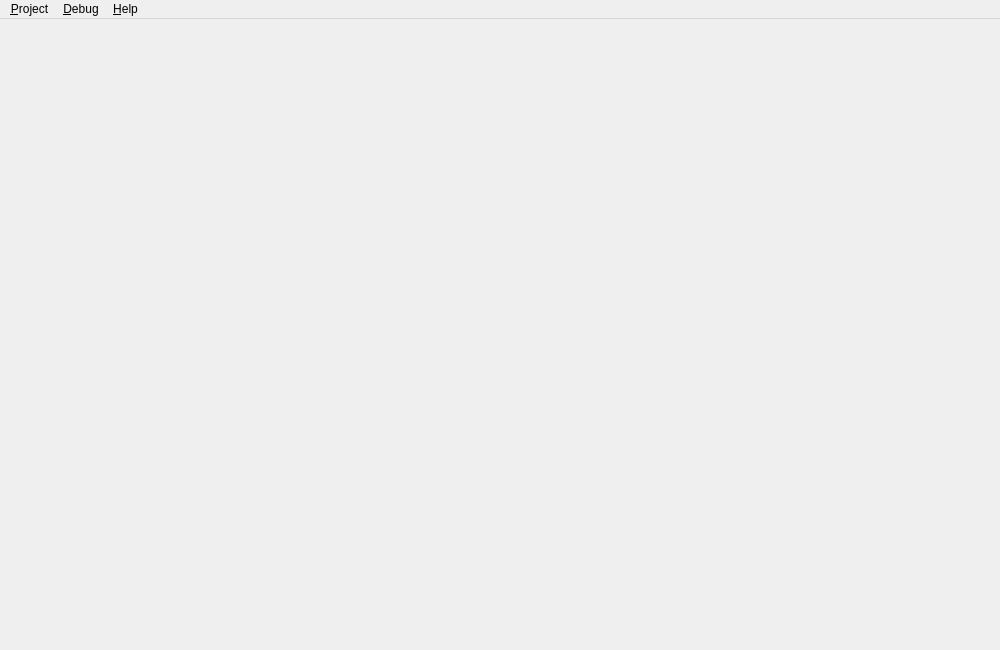
Before: the Qt Designer form Sources/GUI/MainWindow.ui in drunkfly/retrotoolkit, drawn with Qt 5.
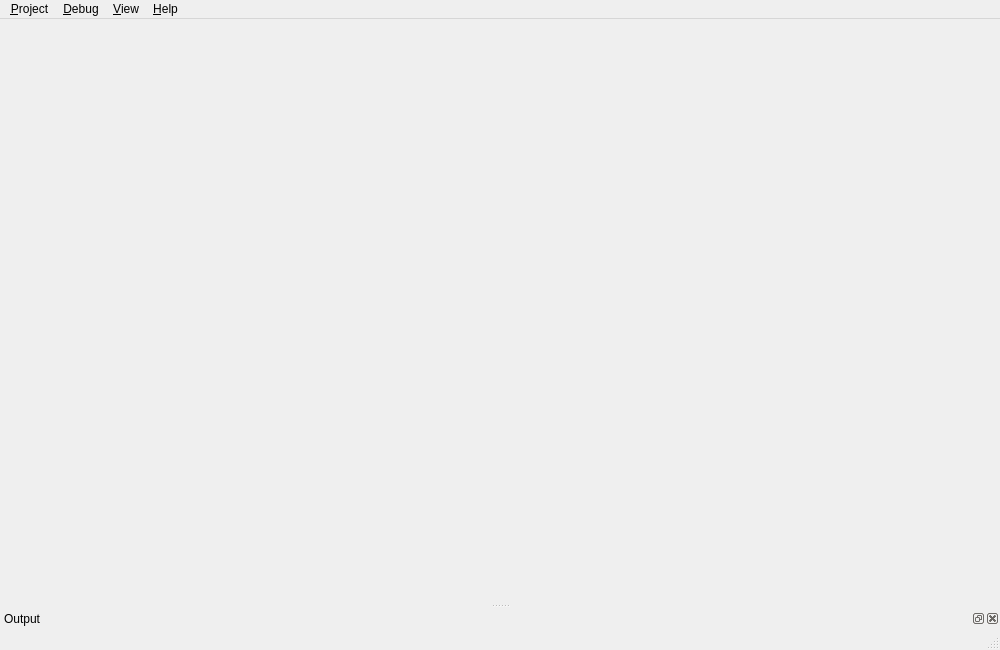
After: the same form once the commit is applied. Custom widgets are drawn as their Qt base class.

Diff of the .ui file:
```diff
--- a/Sources/GUI/MainWindow.ui
+++ b/Sources/GUI/MainWindow.ui
@@ -45,10 +45,26 @@
     <addaction name="separator"/>
     <addaction name="actionExit"/>
    </widget>
+   <widget class="QMenu" name="menuView">
+    <property name="title">
+     <string>&amp;View</string>
+    </property>
+   </widget>
    <addaction name="menuProject"/>
    <addaction name="menuDebug"/>
+   <addaction name="menuView"/>
    <addaction name="menuHelp"/>
   </widget>
+  <widget class="QDockWidget" name="outputDockWidget">
+   <property name="windowTitle">
+    <string>Output</string>
+   </property>
+   <attribute name="dockWidgetArea">
+    <number>8</number>
+   </attribute>
+   <widget class="LogWidget" name="outputWidget"/>
+  </widget>
+  <widget class="QStatusBar" name="statusBar"/>
   <action name="actionBuild">
    <property name="text">
     <string>&amp;Build</string>
@@ -75,9 +91,15 @@
    </property>
   </action>
  </widget>
- <resources>
-  <include location="resources/resources.qrc"/>
- </resources>
+ <customwidgets>
+  <customwidget>
+   <class>LogWidget</class>
+   <extends>QWidget</extends>
+   <header>GUI/Widgets/LogWidget.h</header>
+   <container>1</container>
+  </customwidget>
+ </customwidgets>
+ <resources/>
  <connections>
   <connection>
    <sender>actionExit</sender>
```
Left out of the diff: 2 changed lines with no effect on the pictures.
